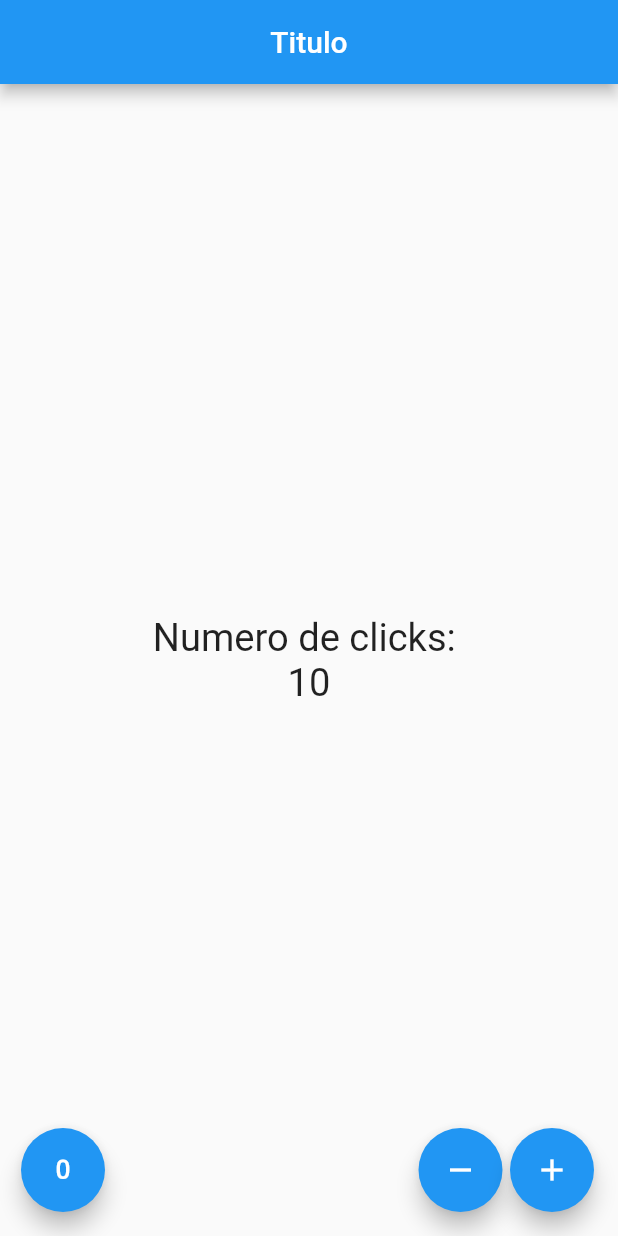
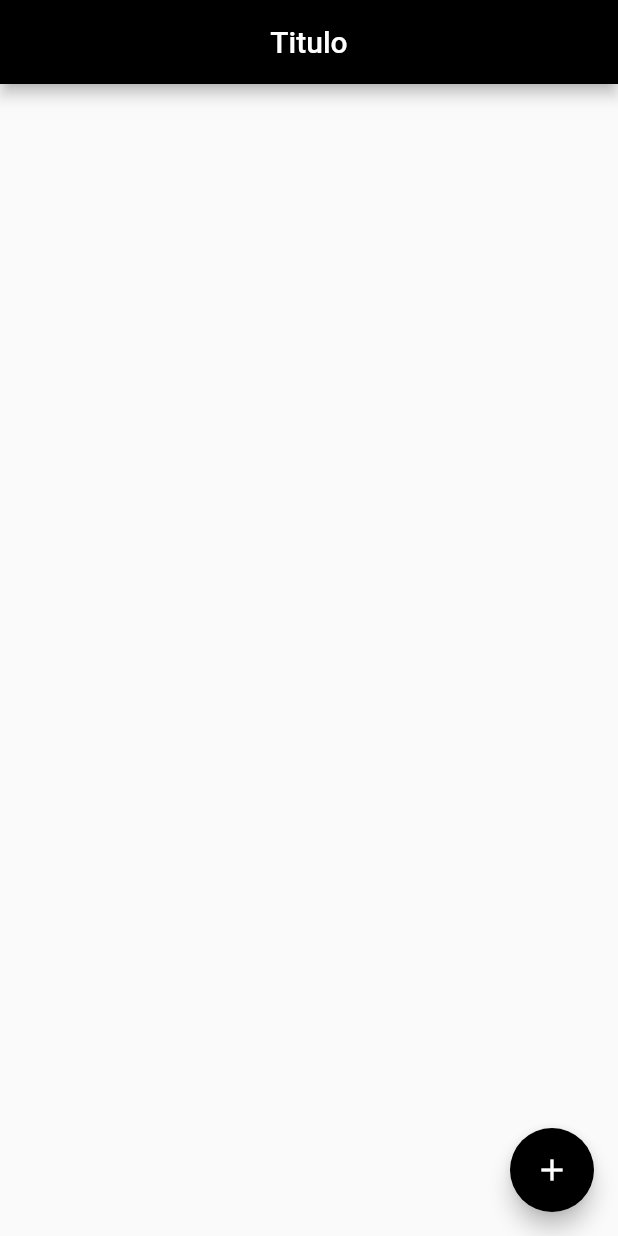
Before and after one commit to Endibra90/FlutterApp, a Flutter app: the screen it shows after launch, on a phone screen of 412 x 824 dp. Run offline on Flutter 3.47's test engine with Material 2 defaults, Android fonts, the phone set to English and light mode, and no system bars; missing offline and left inert: contador.

Commit message:
Nueva branch

```diff
--- /dev/null
+++ b/lib/pages/app.dart
@@ -0,0 +1,14 @@
+import 'package:multicontador/pages/contador_page.dart';
+import 'package:flutter/material.dart';
+class MyApp extends StatelessWidget{
+
+  @override
+  Widget build(context){
+      return MaterialApp(
+        debugShowCheckedModeBanner: false,
+        home:Center(
+          child: ContadorPage(),
+        ),
+      );
+   }
+}
--- /dev/null
+++ b/lib/pages/contador_page.dart
@@ -0,0 +1,110 @@
+import 'package:flutter/material.dart';
+
+class ContadorPage extends StatefulWidget{
+  @override
+  createState()=>_ContadorPageState();
+}
+class _ContadorPageState extends State<ContadorPage>{
+    var _list=<Contador>[];
+    @override
+  /*Widget build(BuildContext context) {
+    return Scaffold(
+      appBar: AppBar(
+        title: Text("Titulo"),
+        centerTitle: true,
+        backgroundColor: Colors.black,
+      ),
+      body:SingleChildScrollView(
+        child: Column(
+             children: <Widget>[
+               for (var name in _list)...[
+               ListTile(
+                  title: Text(name.nombre,textAlign: TextAlign.center,style: TextStyle(fontSize:25),),
+                  subtitle:Text(name.valor.toString(),textAlign: TextAlign.center, style: TextStyle(fontSize:25),),
+                  leading:FloatingActionButton(
+                    child:Icon(Icons.remove),
+                    backgroundColor: Colors.red,
+                    onPressed:()=>_borrar(name)),
+                  trailing: FloatingActionButton(
+                    child:Icon(Icons.add),
+                    backgroundColor: Colors.green,
+                    onPressed:()=>_anadir(name)),
+                ),
+                Divider(
+                  color: Colors.black,
+                  height: 20,
+                  thickness: 5,
+                  indent: 20,
+                  endIndent: 0,
+                )
+               ]
+             ],
+      ),
+    ),
+       floatingActionButton: _crearBotones()
+  );
+  }*/
+  Widget build(BuildContext context) {
+    return Scaffold(
+      appBar: AppBar(
+        title: Text("Titulo"),
+        centerTitle: true,
+        backgroundColor: Colors.black,
+      ),
+      body:ListView.builder(
+              itemCount:_list.length,
+              itemBuilder:(context,index){
+              return Column(
+                children:<Widget>[
+                  ListTile(
+                  title: Text(_list[index].nombre,textAlign: TextAlign.center,style: TextStyle(fontSize:25),),
+                  subtitle:Text(_list[index].valor.toString(),textAlign: TextAlign.center, style: TextStyle(fontSize:25),),
+                  leading:FloatingActionButton(
+                    child:Icon(Icons.remove),
+                    backgroundColor: Colors.red,
+                    onPressed:()=>_borrar(_list[index])),
+                  trailing: FloatingActionButton(
+                    child:Icon(Icons.add),
+                    backgroundColor: Colors.green,
+                    onPressed:()=>_anadir(_list[index])),
+                ),
+                Divider(
+                  color: Colors.black,
+                  height: 20,
+                  thickness: 5,
+                  indent: 20,
+                  endIndent: 0,
+                ),
+                ]
+              );
+              }
+      ),
+      floatingActionButton: _crearBotones()
+    );
+  }
+  Widget _crearBotones(){
+    return Row(
+      mainAxisAlignment: MainAxisAlignment.end,
+      children: <Widget>[
+          FloatingActionButton(child:Icon(Icons.add),onPressed: _agregar,backgroundColor: Colors.black,),
+      ],
+    );
+  }
+  void _agregar(){
+    _list.add(Contador('Contador',0));
+    setState((){});
+  }
+  void _borrar(Contador contador){
+    contador.valor--;
+    setState((){});
+  }
+   void _anadir(Contador contador){
+    contador.valor++;
+    setState((){});
+  }
+}
+class Contador {
+  String nombre;
+  int valor;
+  Contador(this.nombre, this.valor);
+}
--- a/pubspec.yaml
+++ b/pubspec.yaml
@@ -1,4 +1,4 @@
-name: contador
+name: multicontador
 description: A new Flutter project.
 
 # The following line prevents the package from being accidentally published to
```
Also changed, not shown: lib/main.dart (+3 -4 lines), lib/pages/widget.contador.dart (added), 8 other files.
